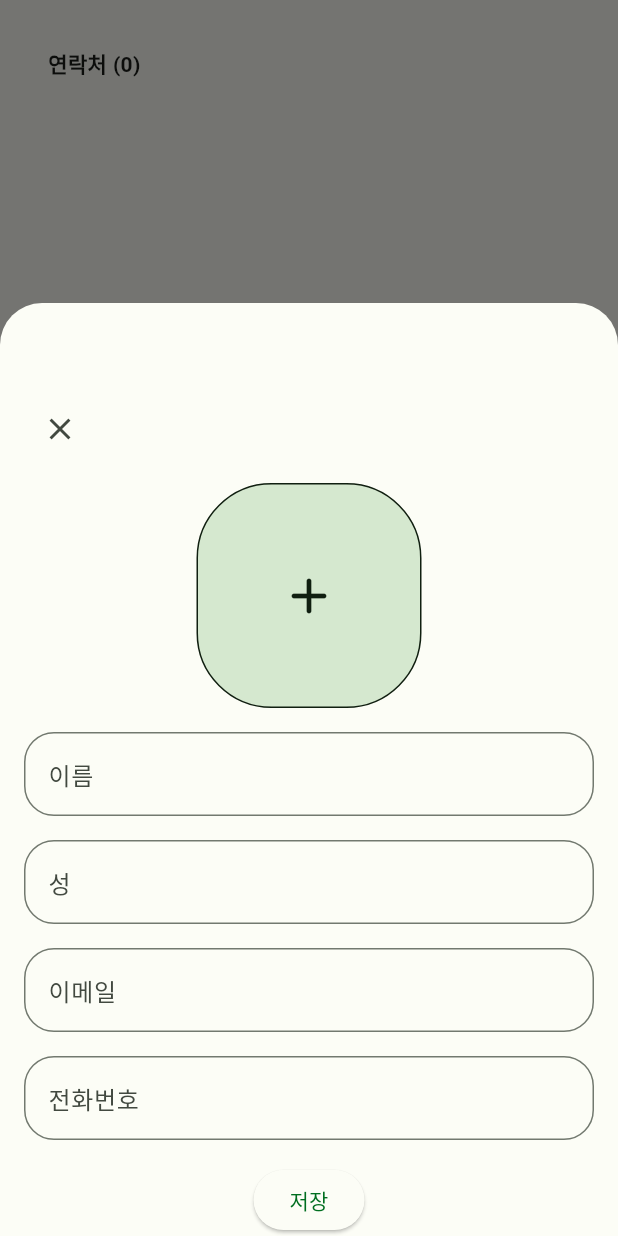
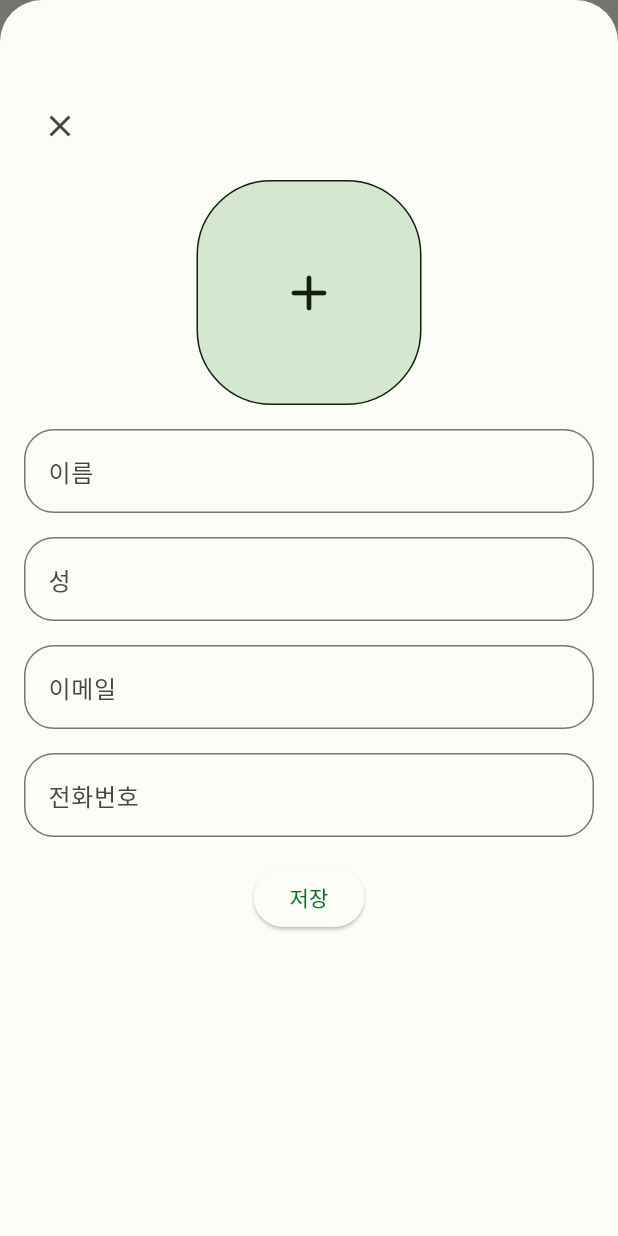
Before and after one commit to junsuk5/flutter_contact, a Flutter app: the screen it shows after launch, after a tap on the "person add" icon, on a phone screen of 412 x 824 dp. Run offline on Flutter 3.47's test engine with Material 2 defaults, Android fonts, the phone set to English and light mode, and no system bars; our stand-ins replace freezed_annotation, get_it, go_router, image_picker, injectable, sqflite; accounts and stored records are empty; generated files the repository leaves out were written again.

Commit message:
fix: 연락처 추가 화면 UI 버그 수정

```diff
--- a/lib/contact/presentation/components/add_contact_sheet.dart
+++ b/lib/contact/presentation/components/add_contact_sheet.dart
@@ -47,12 +47,11 @@ class _AddContactSheetState extends State<AddContactSheet> {
       ),
       child: Form(
         key: _formKey,
-        child: SizedBox(
-          width: double.infinity,
         child: Stack(
           children: [
             SizedBox(
               width: double.infinity,
+              height: double.infinity,
               child: SingleChildScrollView(
                 child: Column(
                   children: [
@@ -189,7 +188,6 @@ class _AddContactSheetState extends State<AddContactSheet> {
           ],
         ),
       ),
-      ),
     );
   }
 }
```
Lines whose indentation alone changed are shown as unchanged.
